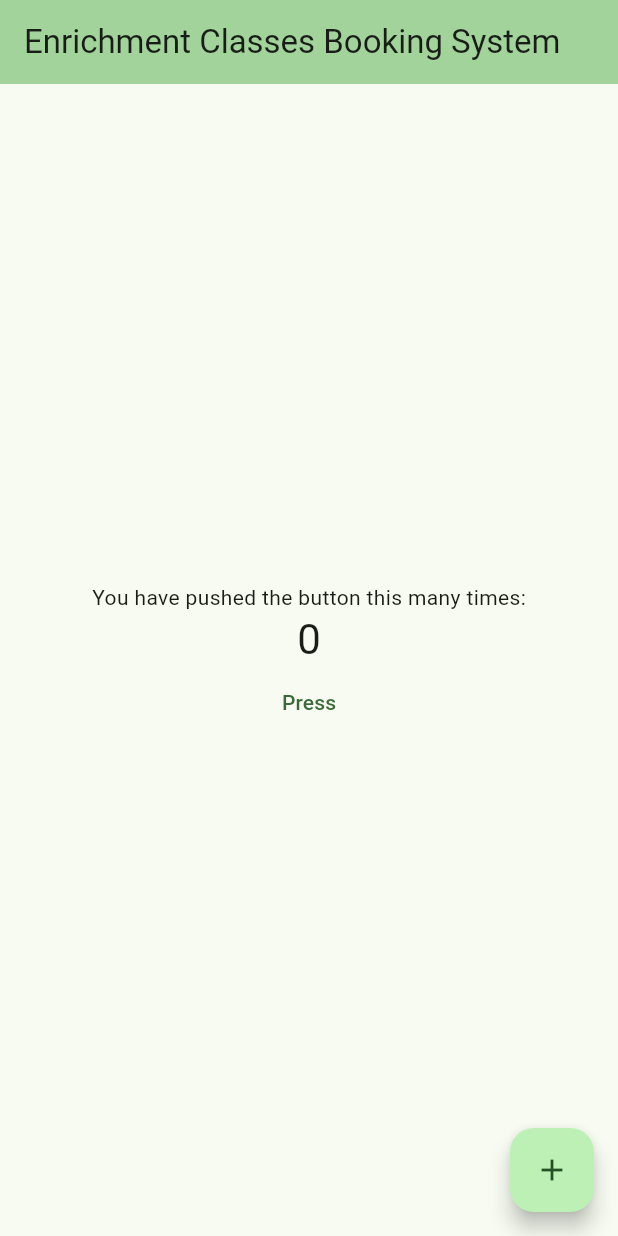
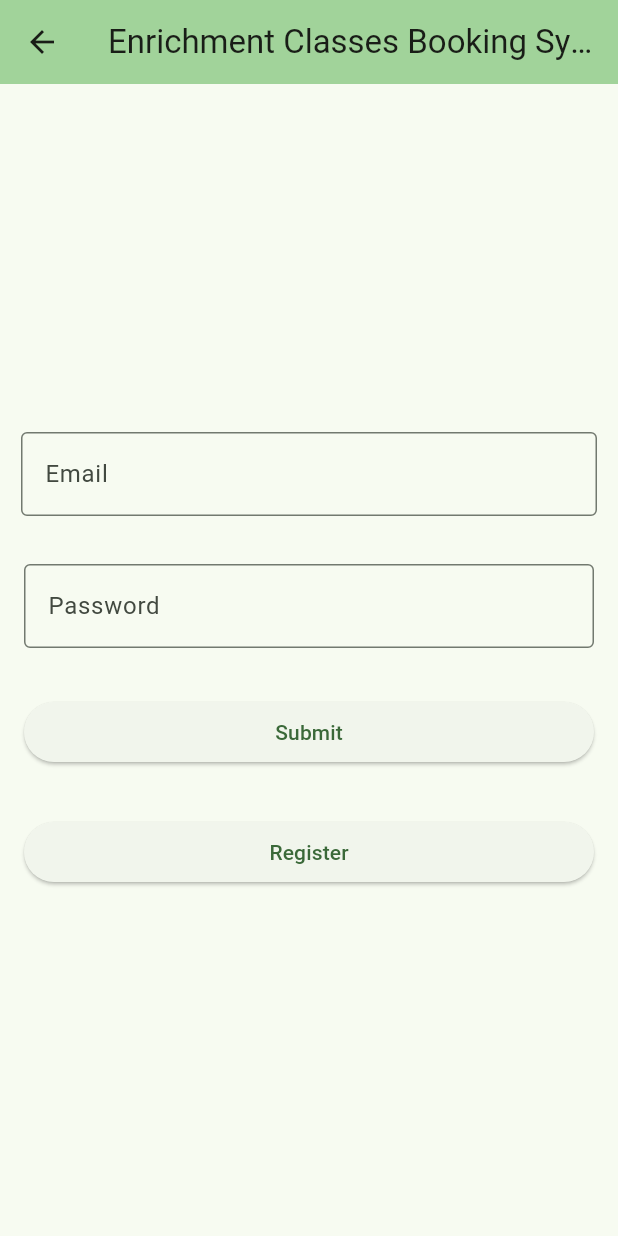
Before and after one commit to Kykelvin1121/6002CEM_Group16, a Flutter app: the screen it shows after launch, on a phone screen of 412 x 824 dp. Run offline on Flutter 3.47's test engine with Material 2 defaults, Android fonts, the phone set to English and light mode, and no system bars.

Commit message:
login and register page

```diff
--- /dev/null
+++ b/lib/login.dart
@@ -0,0 +1,107 @@
+import 'package:flutter/material.dart';
+import 'register.dart';
+
+class LoginPage extends StatefulWidget {
+  const LoginPage({super.key, required this.title});
+  final String title;
+
+  @override
+  State<LoginPage> createState() => _LoginPageState();
+}
+
+class _LoginPageState extends State<LoginPage> {
+  final _formKey = GlobalKey<FormState>();
+  TextEditingController emailController = TextEditingController();
+  TextEditingController passwordController = TextEditingController();
+
+  String? emailValidator(String? value) {
+    if (value == null || value.isEmpty) {
+      return "Please enter your email";
+    }
+    return null;
+  }
+
+  String? passwordValidator(String? value) {
+    if (value == null || value.isEmpty) {
+      return "Please enter your email";
+    }
+    return null;
+  }
+
+  void onSubmitBtnPressed() {
+    if (_formKey.currentState!.validate()) {
+      if (emailController.text == "a" && passwordController.text == "a") {
+        Navigator.pop(context, emailController.text);
+      } else {
+        ScaffoldMessenger.of(context)
+            .showSnackBar(const SnackBar(content: Text("Invalid Credentials")));
+      }
+    } else {
+      ScaffoldMessenger.of(context)
+          .showSnackBar(const SnackBar(content: Text("Please fill input")));
+    }
+  }
+
+  void onRegisterBtnPressed() async {
+    String? result = await Navigator.push(
+        context,
+        MaterialPageRoute(
+            builder: (context) => RegisterPage(title: widget.title)));
+
+    emailController.text = result ?? "";
+  }
+
+  @override
+  Widget build(BuildContext context) {
+    return Scaffold(
+        appBar: AppBar(
+          backgroundColor: Theme.of(context).colorScheme.inversePrimary,
+          title: Text(widget.title),
+        ),
+        body: Form(
+          key: _formKey,
+          child: Padding(
+            padding: const EdgeInsets.symmetric(horizontal: 8, vertical: 16),
+            child: Column(
+                mainAxisAlignment: MainAxisAlignment.center,
+                crossAxisAlignment: CrossAxisAlignment.center,
+                children: [
+                  Padding(
+                      padding: const EdgeInsets.symmetric(
+                          horizontal: 6, vertical: 16),
+                      child: TextFormField(
+                          controller: emailController,
+                          decoration: const InputDecoration(
+                              border: OutlineInputBorder(), labelText: "Email"),
+                          validator: emailValidator)),
+                  Padding(
+                      padding: const EdgeInsets.symmetric(
+                          horizontal: 8, vertical: 16),
+                      child: TextFormField(
+                          controller: passwordController,
+                          obscureText: true,
+                          decoration: const InputDecoration(
+                              border: OutlineInputBorder(),
+                              labelText: "Password"),
+                          validator: passwordValidator)),
+                  Padding(
+                      padding: const EdgeInsets.symmetric(
+                          horizontal: 8, vertical: 16),
+                      child: SizedBox(
+                          width: double.infinity,
+                          child: ElevatedButton(
+                              onPressed: onSubmitBtnPressed,
+                              child: const Text("Submit")))),
+                  Padding(
+                      padding: const EdgeInsets.symmetric(
+                          horizontal: 8, vertical: 16),
+                      child: SizedBox(
+                          width: double.infinity,
+                          child: ElevatedButton(
+                              onPressed: onRegisterBtnPressed,
+                              child: const Text("Register"))))
+                ]),
+          ),
+        ));
+  }
+}
--- a/lib/main.dart
+++ b/lib/main.dart
@@ -1,4 +1,5 @@
 import 'package:flutter/material.dart';
+import 'login.dart';
 
 void main() {
   runApp(const MyApp());
@@ -16,44 +17,43 @@ class MyApp extends StatelessWidget {
         colorScheme: ColorScheme.fromSeed(seedColor: Colors.green),
         useMaterial3: true,
       ),
-      home: const LoginPage(title: 'Enrichment Classes Booking System'),
+      home: const HomePage(title: 'Enrichment Classes Booking System'),
     );
   }
 }
 
-class LoginPage extends StatefulWidget {
-  const LoginPage({super.key, required this.title});
+class HomePage extends StatefulWidget {
+  const HomePage({super.key, required this.title});
+
   final String title;
 
   @override
-  State<LoginPage> createState() => _LoginPageState();
+  State<HomePage> createState() => _HomePageState();
 }
 
-class _LoginPageState extends State<LoginPage> {
-  int _counter = 0;
+class _HomePageState extends State<HomePage> {
+  String email = "";
 
-  void _incrementCounter() {
+  void checkLoginStatus() async {
+    String? result = "";
+    while (email.isEmpty) {
+      result = await Navigator.push(
+          context,
+          MaterialPageRoute(
+              builder: (context) => LoginPage(title: widget.title)));
+
       setState(() {
-      _counter++;
+        email = result ?? "";
       });
     }
+  }
 
-/*
   @override
-  Widget build(BuildContext context) {
-    return Container(
-        alignment: Alignment.center,
-        color: Colors.white,
-        child: Column(
-            mainAxisAlignment: MainAxisAlignment.center,
-            children: <Widget>[
-              const Text('You have pushed the button this many times:'),
-              Text('$_counter'),
-              TextButton(
-                  onPressed: _incrementCounter, child: const Text('Press'))
-            ]));
+  void initState() {
+    super.initState();
+    WidgetsBinding.instance.addPostFrameCallback((_) => checkLoginStatus());
   }
-*/
+
   @override
   Widget build(BuildContext context) {
     return Scaffold(
@@ -61,26 +61,16 @@ class _LoginPageState extends State<LoginPage> {
           backgroundColor: Theme.of(context).colorScheme.inversePrimary,
           title: Text(widget.title),
         ),
-      body: Center(
-        child: Column(
-          mainAxisAlignment: MainAxisAlignment.center,
-          children: <Widget>[
-            const Text(
-              'You have pushed the button this many times:',
-            ),
-            Text(
-              '$_counter',
-              style: Theme.of(context).textTheme.headlineMedium,
-            ),
-            TextButton(onPressed: _incrementCounter, child: const Text('Press'))
+        body: Column(
+          children: [
+            Text(email),
+            Center(
+                child: ElevatedButton(
+                    onPressed: () {
+                      //Navigator.pop(context);
+                    },
+                    child: const Text("Go back!")))
           ],
-        ),
-      ),
-      floatingActionButton: FloatingActionButton(
-        onPressed: _incrementCounter,
-        tooltip: 'Increment',
-        child: const Icon(Icons.add),
-      ), // This trailing comma makes auto-formatting nicer for build methods.
-    );
+        ));
   }
 }
```
Also changed, not shown: lib/register.dart (added, +142 -0 lines). Lines whose indentation alone changed are shown as unchanged.
